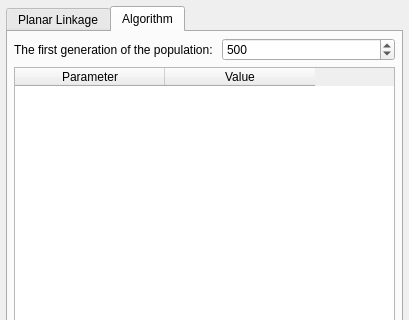
Above: core/panel/DimensionalSynthesis/Path_Solving_options.ui from KmolYuan/Pyslvs-UI before the change; both pictures show x 0 to 409 and y 0 to 320 of the 409 by 492 pixel window. Below: the same form after it.
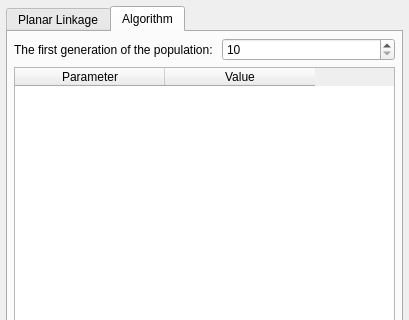
That is the form after the change. The open tabs and pages were chosen to show the change. Icons and pictures are not drawn.

```diff
--- a/core/panel/DimensionalSynthesis/Path_Solving_options.ui
+++ b/core/panel/DimensionalSynthesis/Path_Solving_options.ui
@@ -176,9 +176,6 @@
            <property name="singleStep">
             <number>10</number>
            </property>
-           <property name="value">
-            <number>500</number>
-           </property>
           </widget>
          </item>
         </layout>
```
